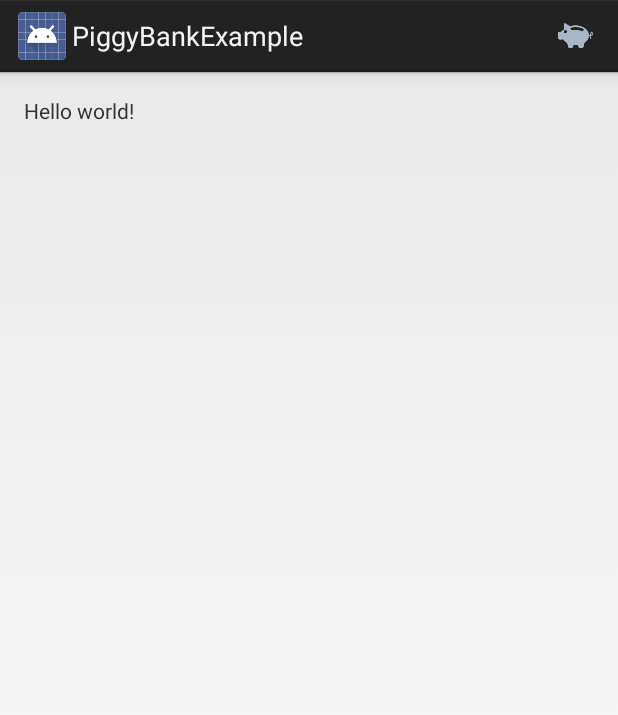
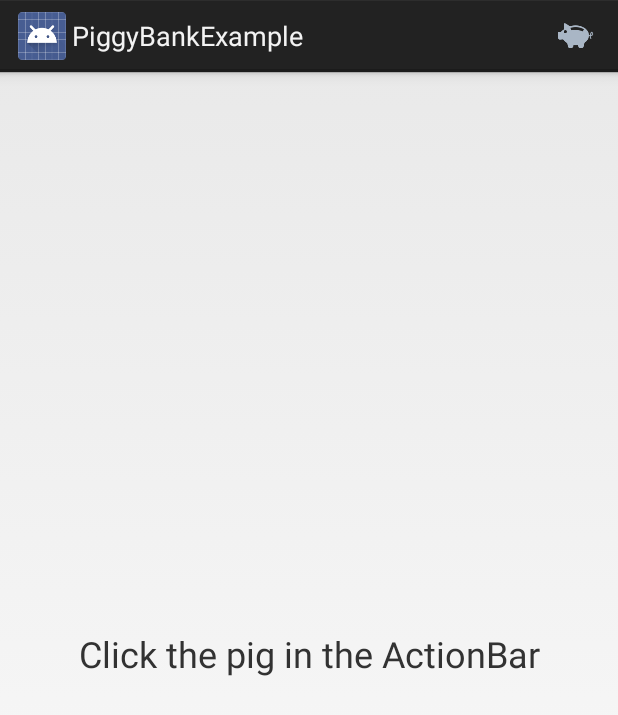
Before and after one commit to Brightify/piggybank, an Android app: the screen it shows after launch (MainActivity), on a phone screen of 412 x 824 dp. Shown: the top 715 px of the screen. Run offline under Robolectric (Android 15) with nearby library versions, the phone set to English and light mode, and no system bars; libraries missing offline, so code that uses them is left out: com.android.vending; 1 statement that could not run was skipped.

Commit message:
Reformat main activity, change text in main activity

```diff
--- a/example/src/main/java/org/brightify/piggybank/example/MainActivity.java
+++ b/example/src/main/java/org/brightify/piggybank/example/MainActivity.java
@@ -20,22 +20,26 @@ public class MainActivity extends Activity {
     protected void onCreate(Bundle savedInstanceState) {
         super.onCreate(savedInstanceState);
         setContentView(R.layout.activity_main);
+
         PiggyBank.Builder builder = new PiggyBank.Builder(this);
         builder.setSKU(SKU);
         builder.showPrice(true);
         piggyBank = builder.build();
+
         piggyBank.onCreate();
     }
 
     @Override
     protected void onDestroy() {
         super.onDestroy();
+
         piggyBank.onDestroy();
     }
 
     @Override
     protected void onActivityResult(int requestCode, int resultCode, Intent data) {
         super.onActivityResult(requestCode, resultCode, data);
+
         piggyBank.onActivityResult(requestCode, resultCode, data);
     }
 
--- a/example/src/main/res/layout/activity_main.xml
+++ b/example/src/main/res/layout/activity_main.xml
@@ -9,8 +9,10 @@
     tools:context=".MainActivity">
 
     <TextView
-        android:text="@string/hello_world"
-        android:layout_width="wrap_content"
-        android:layout_height="wrap_content" />
+        android:text="Click the pig in the ActionBar"
+        android:layout_width="match_parent"
+        android:layout_height="match_parent"
+        android:gravity="center"
+        android:textSize="24sp"/>
 
 </RelativeLayout>
```
